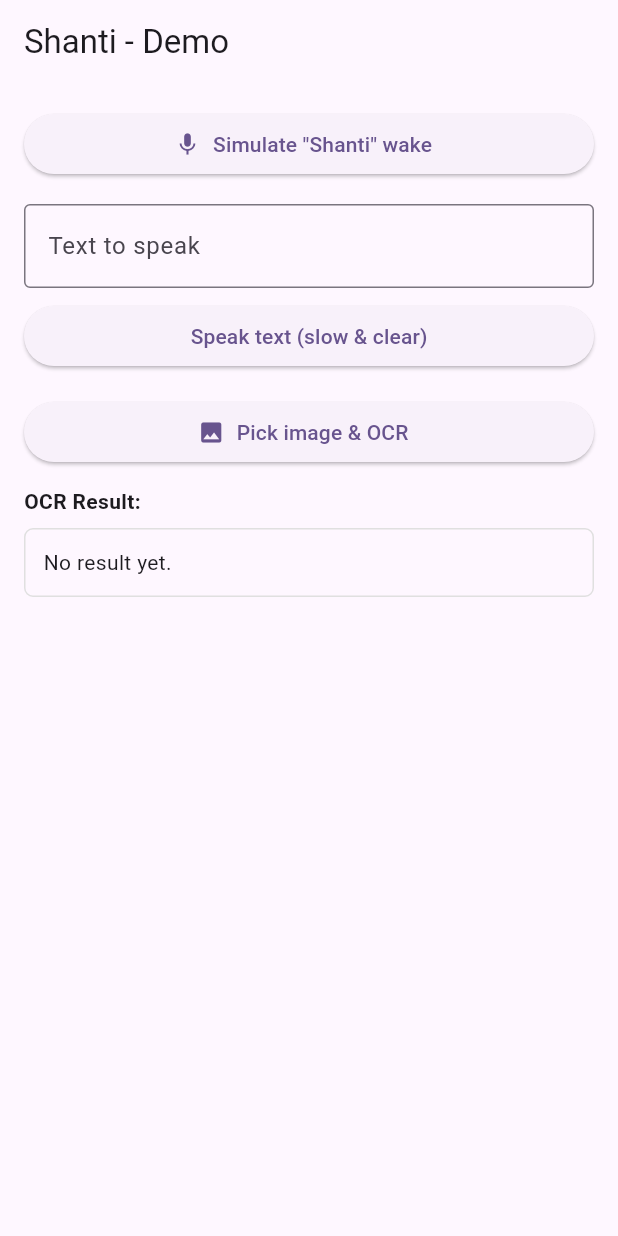
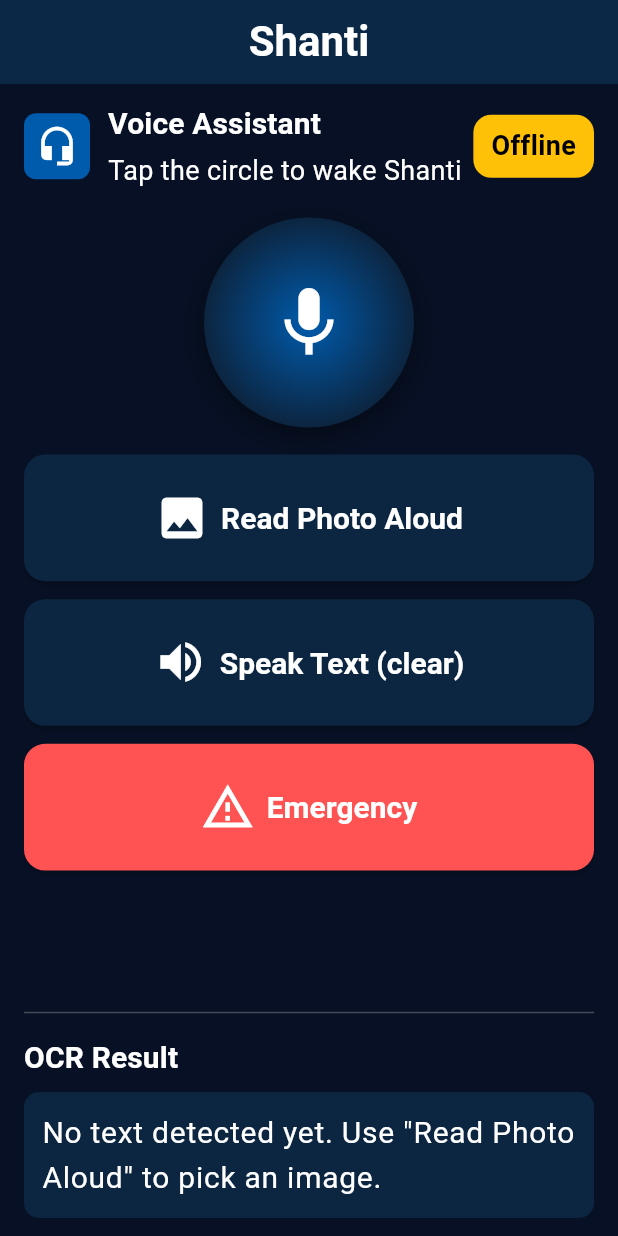
Before and after one commit to NanG08/Shanti, a Flutter app: the screen it shows after launch, on a phone screen of 412 x 824 dp. Run offline on Flutter 3.47's test engine with Material 3 defaults, Android fonts, the phone set to English and light mode, and no system bars; our stand-ins replace flutter_tts, image_picker, permission_handler; missing offline and left inert: google_mlkit_text_recognition.

Commit message:
Add permission handling and enhance UI for Shanti app
- Implement PermissionService to manage microphone, camera, and location permissions.
- Update AndroidManifest.xml and Info.plist with required permissions.
- Refactor VoiceHome to initialize services and handle permission requests.
- Improve UI elements and layout for better user experience.

```diff
--- a/app/lib/home.dart
+++ b/app/lib/home.dart
@@ -5,6 +5,7 @@ import 'package:image_picker/image_picker.dart';
 
 import 'services/tts_service.dart';
 import 'services/ocr_service.dart';
+import 'services/permission_service.dart';
 
 class VoiceHome extends StatefulWidget {
 	const VoiceHome({super.key});
@@ -22,7 +23,20 @@ class _VoiceHomeState extends State<VoiceHome> {
 	@override
 	void initState() {
 		super.initState();
-		_tts.init();
+		_initializeServices();
+	}
+
+	Future<void> _initializeServices() async {
+		final permService = PermissionService();
+		final ok = await permService.ensureCorePermissions();
+		await _tts.init();
+		if (!ok) {
+			// Inform the user via TTS and a visual snackbar
+			await _tts.speakSlowClear('Some permissions were not granted. Please enable microphone, camera and location in app settings for full functionality.');
+			if (mounted) {
+				ScaffoldMessenger.of(context).showSnackBar(const SnackBar(content: Text('Microphone, Camera or Location permission not granted')));
+			}
+		}
 	}
 
 	@override
@@ -63,52 +77,155 @@ class _VoiceHomeState extends State<VoiceHome> {
 
 	@override
 	Widget build(BuildContext context) {
+		final colors = Theme.of(context).colorScheme;
 		return Scaffold(
 			appBar: AppBar(
-				title: const Text('Shanti - Demo'),
+				title: Text('Shanti', style: Theme.of(context).textTheme.titleLarge),
+				backgroundColor: colors.surface,
 			),
-			body: Padding(
-				padding: const EdgeInsets.all(16.0),
-				child: SingleChildScrollView(
+			body: SafeArea(
+				child: Padding(
+					padding: const EdgeInsets.symmetric(horizontal: 16.0, vertical: 12.0),
 					child: Column(
 						crossAxisAlignment: CrossAxisAlignment.stretch,
 						children: [
-							ElevatedButton.icon(
-								onPressed: _simulateWake,
-								icon: const Icon(Icons.mic),
-								label: const Text('Simulate "Shanti" wake'),
+							// Status row
+							Row(
+								mainAxisAlignment: MainAxisAlignment.spaceBetween,
+								children: [
+									Row(
+										children: [
+											Container(
+												padding: const EdgeInsets.all(8),
+												decoration: BoxDecoration(
+													color: colors.primary,
+													borderRadius: BorderRadius.circular(8),
+												),
+												child: const Icon(Icons.headset_mic, color: Colors.white, size: 28),
+											),
+											const SizedBox(width: 12),
+											Column(
+												crossAxisAlignment: CrossAxisAlignment.start,
+												children: [
+													Text('Voice Assistant', style: Theme.of(context).textTheme.labelLarge),
+													const SizedBox(height: 4),
+													Text('Tap the circle to wake Shanti', style: Theme.of(context).textTheme.bodyMedium),
+												],
+											),
+										],
+									),
+									// Online / Offline badge placeholder
+									Container(
+										padding: const EdgeInsets.symmetric(horizontal: 12, vertical: 8),
+										decoration: BoxDecoration(
+											color: colors.secondary,
+											borderRadius: BorderRadius.circular(12),
+										),
+										child: Text('Offline', style: TextStyle(color: colors.onSecondary, fontWeight: FontWeight.bold)),
+									)
+								],
 							),
-							const SizedBox(height: 16),
-							TextField(
-								controller: _textController,
-								decoration: const InputDecoration(
-									labelText: 'Text to speak',
-									border: OutlineInputBorder(),
+
+							const SizedBox(height: 18),
+
+							// Big orb / primary action
+							Center(
+								child: Semantics(
+									button: true,
+									label: 'Wake Shanti',
+									child: GestureDetector(
+										onTap: _simulateWake,
+										child: Container(
+											width: 140,
+											height: 140,
+											decoration: BoxDecoration(
+												shape: BoxShape.circle,
+												gradient: RadialGradient(
+													colors: [colors.primary, colors.surface],
+												),
+												boxShadow: [
+													BoxShadow(color: Colors.black.withOpacity(0.4), blurRadius: 12, offset: const Offset(0,6)),
+												],
+											),
+											child: const Center(
+												child: Icon(Icons.mic, size: 56, color: Colors.white),
+											),
+										),
+									),
 								),
-								minLines: 1,
-								maxLines: 4,
 							),
+
+							const SizedBox(height: 18),
+
+							// Action cards (large)
+							Expanded(
+								child: GridView.count(
+									crossAxisCount: 1,
+									childAspectRatio: 4.5,
+									mainAxisSpacing: 12,
+									physics: const NeverScrollableScrollPhysics(),
+									children: [
+										ElevatedButton.icon(
+											onPressed: _pickImageAndOcr,
+											icon: const Icon(Icons.photo, size: 36),
+											label: const Text('Read Photo Aloud', style: TextStyle(fontSize: 20)),
+											style: ElevatedButton.styleFrom(
+												backgroundColor: colors.surface,
+												foregroundColor: colors.onSurface,
+												padding: const EdgeInsets.symmetric(vertical: 10, horizontal: 16),
+												shape: RoundedRectangleBorder(borderRadius: BorderRadius.circular(14)),
+											),
+										),
+
+										ElevatedButton.icon(
+											onPressed: _speakText,
+											icon: const Icon(Icons.volume_up, size: 36),
+											label: const Text('Speak Text (clear)', style: TextStyle(fontSize: 20)),
+											style: ElevatedButton.styleFrom(
+												backgroundColor: colors.surface,
+												foregroundColor: colors.onSurface,
+												padding: const EdgeInsets.symmetric(vertical: 10, horizontal: 16),
+												shape: RoundedRectangleBorder(borderRadius: BorderRadius.circular(14)),
+											),
+										),
+
+										ElevatedButton.icon(
+											onPressed: () async {
+												await _tts.speakSlowClear('Emergency help is on the way.');
+												// placeholder for emergency action
+											},
+											icon: const Icon(Icons.warning_amber_sharp, size: 36),
+											label: const Text('Emergency', style: TextStyle(fontSize: 20)),
+											style: ElevatedButton.styleFrom(
+												backgroundColor: Colors.redAccent,
+												foregroundColor: Colors.white,
+												padding: const EdgeInsets.symmetric(vertical: 10, horizontal: 16),
+												shape: RoundedRectangleBorder(borderRadius: BorderRadius.circular(14)),
+											),
+										),
+									],
+								),
+							),
+
+							// OCR result / small controls at bottom
 							const SizedBox(height: 8),
-							ElevatedButton(
-								onPressed: _speakText,
-								child: const Text('Speak text (slow & clear)'),
-							),
-							const SizedBox(height: 16),
-							ElevatedButton.icon(
-								onPressed: _pickImageAndOcr,
-								icon: const Icon(Icons.photo),
-								label: const Text('Pick image & OCR'),
-							),
-							const SizedBox(height: 12),
-							const Text('OCR Result:', style: TextStyle(fontWeight: FontWeight.bold)),
+							const Divider(color: Colors.white24),
+							const SizedBox(height: 8),
+							Text('OCR Result', style: Theme.of(context).textTheme.labelLarge),
 							const SizedBox(height: 8),
 							Container(
+								constraints: const BoxConstraints(minHeight: 80, maxHeight: 200),
 								padding: const EdgeInsets.all(12),
 								decoration: BoxDecoration(
-									border: Border.all(color: Colors.grey.shade300),
-									borderRadius: BorderRadius.circular(6),
+									color: Theme.of(context).colorScheme.surface,
+									borderRadius: BorderRadius.circular(10),
 								),
-								child: Text(_ocrResult.isEmpty ? 'No result yet.' : _ocrResult),
+								child: SingleChildScrollView(
+									child: Text(
+										_ocrResult.isEmpty ? 'No text detected yet. Use "Read Photo Aloud" to pick an image.' : _ocrResult,
+										style: Theme.of(context).textTheme.bodyLarge,
+									),
+								),
 							),
 						],
 					),
--- a/app/lib/main.dart
+++ b/app/lib/main.dart
@@ -8,13 +8,47 @@ void main() {
 class MyApp extends StatelessWidget {
   const MyApp({super.key});
 
-  // This widget is the root of your application.
   @override
   Widget build(BuildContext context) {
+    final highContrast = ColorScheme(
+      brightness: Brightness.dark,
+      primary: const Color(0xFF005BAC), // deep blue accent
+      onPrimary: Colors.white,
+      secondary: const Color(0xFFFFC107), // warm yellow accent for calls
+      onSecondary: Colors.black,
+      error: Colors.redAccent,
+      onError: Colors.white,
+      background: const Color(0xFF071024), // very dark background
+      onBackground: Colors.white,
+      surface: const Color(0xFF0C2540),
+      onSurface: Colors.white,
+    );
+
     return MaterialApp(
       title: 'Shanti',
       theme: ThemeData(
-        colorScheme: ColorScheme.fromSeed(seedColor: Colors.deepPurple),
+        colorScheme: highContrast,
+        useMaterial3: true,
+        scaffoldBackgroundColor: highContrast.background,
+        appBarTheme: AppBarTheme(
+          backgroundColor: highContrast.surface,
+          foregroundColor: highContrast.onSurface,
+          elevation: 2,
+          centerTitle: true,
+        ),
+        textTheme: const TextTheme(
+          titleLarge: TextStyle(fontSize: 28.0, fontWeight: FontWeight.bold),
+          bodyLarge: TextStyle(fontSize: 20.0),
+          bodyMedium: TextStyle(fontSize: 18.0),
+          labelLarge: TextStyle(fontSize: 20.0, fontWeight: FontWeight.w600),
+        ),
+        elevatedButtonTheme: ElevatedButtonThemeData(
+          style: ElevatedButton.styleFrom(
+            padding: const EdgeInsets.symmetric(vertical: 16.0, horizontal: 20.0),
+            textStyle: const TextStyle(fontSize: 20.0, fontWeight: FontWeight.w600),
+            shape: RoundedRectangleBorder(borderRadius: BorderRadius.circular(12.0)),
+          ),
+        ),
       ),
       home: const VoiceHome(),
     );
--- /dev/null
+++ b/app/lib/services/permission_service.dart
@@ -0,0 +1,28 @@
+import 'package:permission_handler/permission_handler.dart';
+
+class PermissionService {
+  /// Request microphone, camera and location permissions.
+  Future<Map<Permission, PermissionStatus>> requestCorePermissions() async {
+    final perms = [
+      Permission.microphone,
+      Permission.camera,
+      Permission.locationWhenInUse,
+    ];
+
+    final results = await perms.request();
+    return results;
+  }
+
+  Future<bool> ensureCorePermissions() async {
+    final results = await requestCorePermissions();
+    // Return true only if all required permissions are granted or limited (platform dependent)
+    bool ok = true;
+    for (final status in results.values) {
+      if (!(status.isGranted || status.isLimited)) {
+        ok = false;
+        break;
+      }
+    }
+    return ok;
+  }
+}
```
Also changed, not shown: 3 other files.
